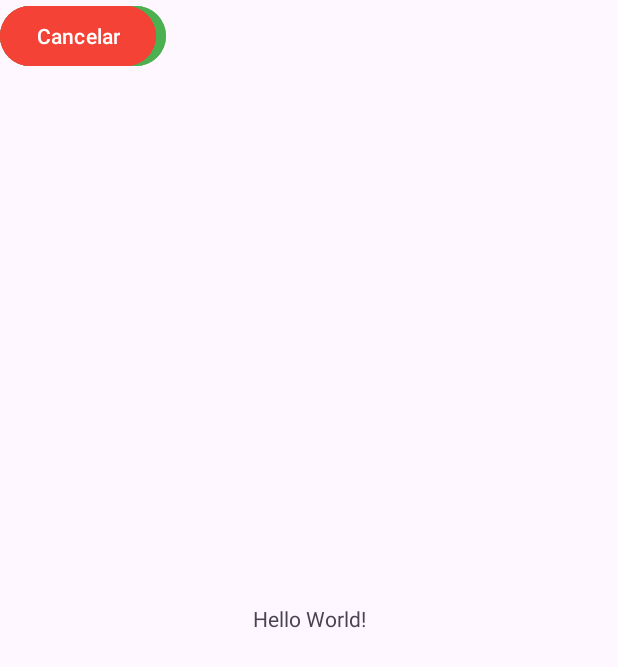
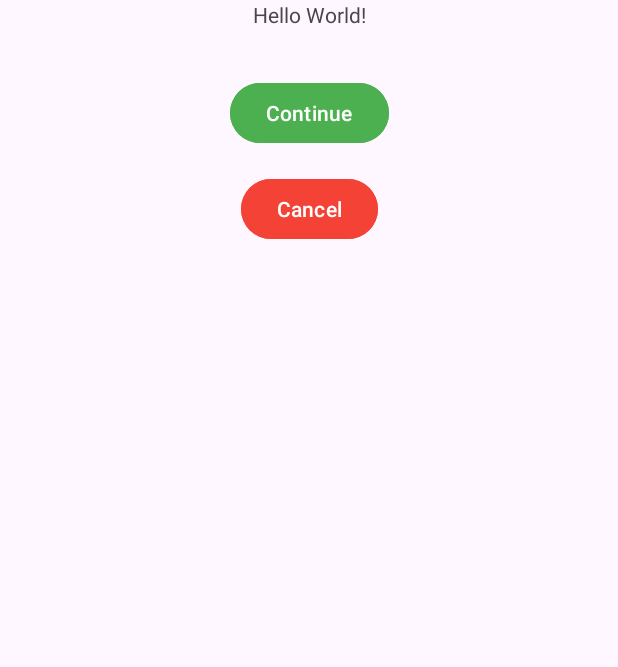
Before and after one commit to nube18/Practica3, an Android app: the screen it shows after launch (MainActivity), on a phone screen of 412 x 824 dp. Shown: the top 667 px of the screen. Run offline under Robolectric (Android 15) with nearby library versions, the phone set to English and light mode, and no system bars.

Commit message:
Ejercicio4

```diff
--- a/app/src/main/res/layout/activity_main.xml
+++ b/app/src/main/res/layout/activity_main.xml
@@ -1,5 +1,6 @@
 <?xml version="1.0" encoding="utf-8"?>
-<androidx.constraintlayout.widget.ConstraintLayout xmlns:android="http://schemas.android.com/apk/res/android"
+<androidx.constraintlayout.widget.ConstraintLayout
+    xmlns:android="http://schemas.android.com/apk/res/android"
     xmlns:app="http://schemas.android.com/apk/res-auto"
     xmlns:tools="http://schemas.android.com/tools"
     android:id="@+id/main"
@@ -8,23 +9,26 @@
     tools:context=".MainActivity">
 
     <TextView
+        android:id="@+id/textViewHello"
         android:layout_width="wrap_content"
         android:layout_height="wrap_content"
         android:text="Hello World!"
-        app:layout_constraintBottom_toBottomOf="parent"
+        app:layout_constraintTop_toTopOf="parent"
+        app:layout_constraintStart_toStartOf="parent"
         app:layout_constraintEnd_toEndOf="parent"
-        app:layout_constraintStart_toStartOf="parent"
-        app:layout_constraintTop_toTopOf="parent" />
+        app:layout_constraintBottom_toTopOf="@+id/btnContinuar"
+        android:layout_marginBottom="32dp" />
 
     <Button
         android:id="@+id/btnContinuar"
         android:layout_width="wrap_content"
         android:layout_height="wrap_content"
-        android:layout_gravity="center"
         android:backgroundTint="@color/green_button"
         android:text="@string/boton_continuar"
         android:textColor="@android:color/white"
-        tools:ignore="MissingConstraints"
+        app:layout_constraintTop_toBottomOf="@id/textViewHello"
+        app:layout_constraintStart_toStartOf="parent"
+        app:layout_constraintEnd_toEndOf="parent"
         android:layout_marginTop="32dp" />
 
     <Button
@@ -34,8 +38,9 @@
         android:text="@string/boton_cancelar"
         android:backgroundTint="@color/red_button"
         android:textColor="@android:color/white"
-        android:layout_marginTop="16dp"
-        android:layout_gravity="center"
-        tools:ignore="MissingConstraints" />
+        app:layout_constraintTop_toBottomOf="@id/btnContinuar"
+        app:layout_constraintStart_toStartOf="parent"
+        app:layout_constraintEnd_toEndOf="parent"
+        android:layout_marginTop="16dp" />
 
 </androidx.constraintlayout.widget.ConstraintLayout>
--- a/app/src/main/res/values/strings.xml
+++ b/app/src/main/res/values/strings.xml
@@ -1,5 +1,5 @@
 <resources>
     <string name="app_name">Proyecto 6</string>
-    <string name="boton_continuar">Continuar</string>
-    <string name="boton_cancelar">Cancelar</string>
+    <string name="boton_continuar">Continue</string>
+    <string name="boton_cancelar">Cancel</string>
 </resources>
```
